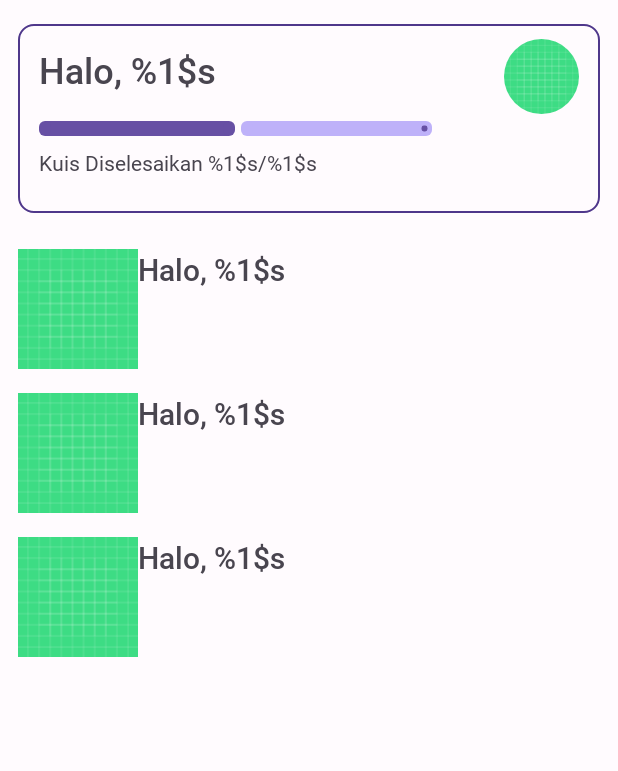
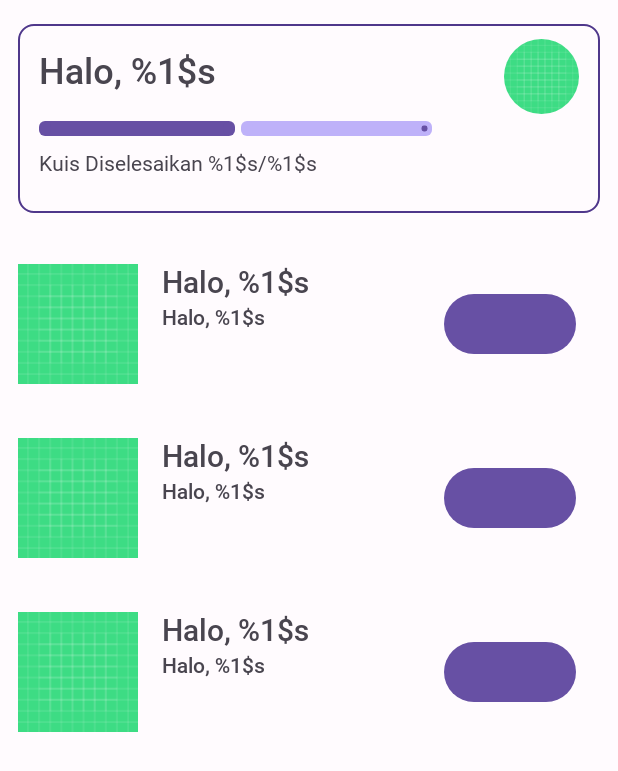
Before and after one commit to Patuli-Pahlawan-Tuli/Patuli-Android, an Android app: the layout fragment_home.xml on its own in the app's theme, with its tools: preview values and no code run, on a phone screen of 412 x 824 dp. Shown: the top 771 px of the screen. Run offline under Robolectric (Android 15) with nearby library versions, the phone set to English and light mode, and no system bars.

Commit message:
reconstruct UI, home activity, add card item

```diff
--- a/app/src/main/res/layout/item_lesson.xml
+++ b/app/src/main/res/layout/item_lesson.xml
@@ -19,21 +19,43 @@
     <ImageView
         android:id="@+id/imageView2"
         android:layout_width="80dp"
-        android:layout_height="80dp"
+        android:layout_height="100dp"
         android:src="@drawable/ic_launcher_background"
         app:layout_constraintStart_toStartOf="parent"
         app:layout_constraintTop_toTopOf="parent" />
 
 
     <TextView
-        android:id="@+id/tv_welcome"
+        android:id="@+id/tv_lesson_title"
         android:layout_width="wrap_content"
         android:layout_height="wrap_content"
+        android:layout_marginStart="16dp"
+        android:layout_marginTop="8dp"
         android:fontFamily="@font/roboto_medium"
         android:text="@string/halo_namamu"
         android:textSize="20sp"
         app:layout_constraintStart_toEndOf="@+id/imageView2"
         app:layout_constraintTop_toTopOf="@+id/imageView2" />
+
+    <TextView
+        android:id="@+id/tv_lesson_desc"
+        android:layout_width="wrap_content"
+        android:layout_height="wrap_content"
+        android:fontFamily="@font/roboto_medium"
+        android:text="@string/halo_namamu"
+        android:textSize="14sp"
+        app:layout_constraintStart_toStartOf="@+id/tv_lesson_title"
+        app:layout_constraintTop_toBottomOf="@+id/tv_lesson_title" />
+
+    <Button
+        android:layout_width="wrap_content"
+        android:layout_height="wrap_content"
+        android:layout_marginEnd="16dp"
+        app:layout_constraintBottom_toBottomOf="parent"
+        app:layout_constraintEnd_toEndOf="parent"
+        app:layout_constraintTop_toTopOf="parent">
+
+    </Button>
 
 
 
```
